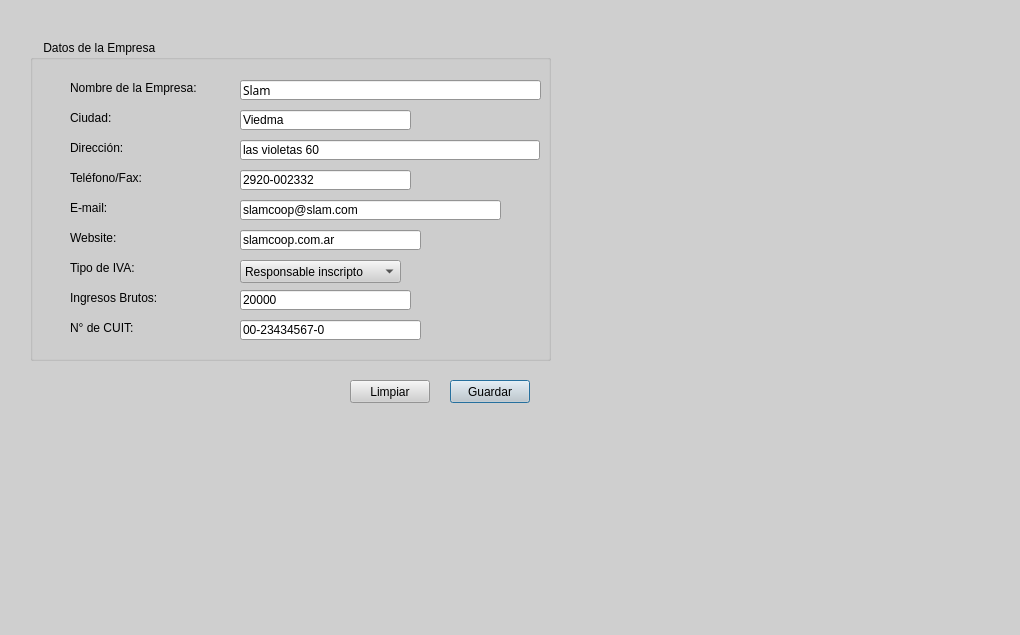
Qt form form_empresa_datos.ui (blueautomatic/Slam_Sistema_creditos) before a commit.
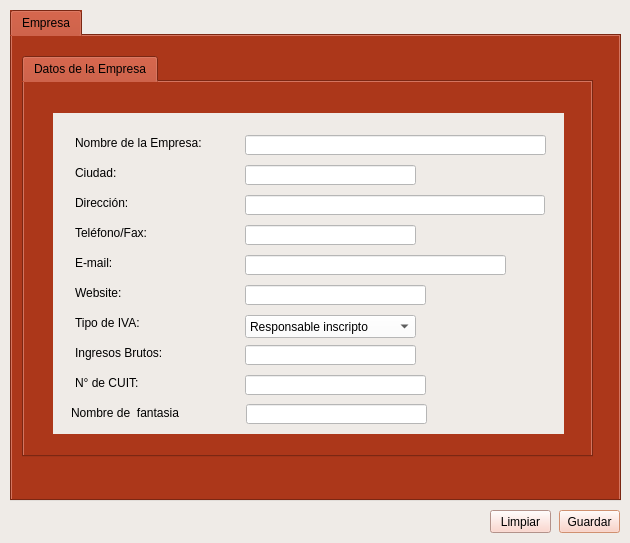
The same form after that commit. Icons and pictures are not drawn.

```diff
--- a/form_empresa_datos.ui
+++ b/form_empresa_datos.ui
@@ -6,8 +6,8 @@
    <rect>
     <x>0</x>
     <y>0</y>
-    <width>1020</width>
-    <height>635</height>
+    <width>630</width>
+    <height>543</height>
    </rect>
   </property>
   <property name="palette">
@@ -25,9 +25,9 @@
      <colorrole role="Button">
       <brush brushstyle="SolidPattern">
        <color alpha="255">
-        <red>207</red>
-        <green>207</green>
-        <blue>207</blue>
+        <red>239</red>
+        <green>235</green>
+        <blue>231</blue>
        </color>
       </brush>
      </colorrole>
@@ -97,18 +97,18 @@
      <colorrole role="Base">
       <brush brushstyle="SolidPattern">
        <color alpha="255">
-        <red>255</red>
-        <green>255</green>
-        <blue>255</blue>
+        <red>239</red>
+        <green>235</green>
+        <blue>231</blue>
        </color>
       </brush>
      </colorrole>
      <colorrole role="Window">
       <brush brushstyle="SolidPattern">
        <color alpha="255">
-        <red>207</red>
-        <green>207</green>
-        <blue>207</blue>
+        <red>239</red>
+        <green>235</green>
+        <blue>231</blue>
        </color>
       </brush>
      </colorrole>
@@ -121,6 +121,15 @@
        </color>
       </brush>
      </colorrole>
+     <colorrole role="Highlight">
+      <brush brushstyle="SolidPattern">
+       <color alpha="255">
+        <red>255</red>
+        <green>170</green>
+        <blue>127</blue>
+       </color>
+      </brush>
+     </colorrole>
      <colorrole role="AlternateBase">
       <brush brushstyle="SolidPattern">
        <color alpha="255">
@@ -162,9 +171,9 @@
      <colorrole role="Button">
       <brush brushstyle="SolidPattern">
        <color alpha="255">
-        <red>207</red>
-        <green>207</green>
-        <blue>207</blue>
+        <red>239</red>
+        <green>235</green>
+        <blue>231</blue>
        </color>
       </brush>
      </colorrole>
@@ -234,18 +243,18 @@
      <colorrole role="Base">
       <brush brushstyle="SolidPattern">
        <color alpha="255">
-        <red>255</red>
-        <green>255</green>
-        <blue>255</blue>
+        <red>239</red>
+        <green>235</green>
+        <blue>231</blue>
        </color>
       </brush>
      </colorrole>
      <colorrole role="Window">
       <brush brushstyle="SolidPattern">
        <color alpha="255">
-        <red>207</red>
-        <green>207</green>
-        <blue>207</blue>
+        <red>239</red>
+        <green>235</green>
+        <blue>231</blue>
        </color>
       </brush>
      </colorrole>
@@ -258,6 +267,15 @@
        </color>
       </brush>
      </colorrole>
+     <colorrole role="Highlight">
+      <brush brushstyle="SolidPattern">
+       <color alpha="255">
+        <red>255</red>
+        <green>170</green>
+        <blue>127</blue>
+       </color>
+      </brush>
+     </colorrole>
      <colorrole role="AlternateBase">
       <brush brushstyle="SolidPattern">
        <color alpha="255">
@@ -299,9 +317,9 @@
      <colorrole role="Button">
       <brush brushstyle="SolidPattern">
        <color alpha="255">
-        <red>207</red>
-        <green>207</green>
-        <blue>207</blue>
+        <red>239</red>
+        <green>235</green>
+        <blue>231</blue>
        </color>
       </brush>
      </colorrole>
@@ -371,18 +389,18 @@
      <colorrole role="Base">
       <brush brushstyle="SolidPattern">
        <color alpha="255">
-        <red>207</red>
-        <green>207</green>
-        <blue>207</blue>
+        <red>239</red>
+        <green>235</green>
+        <blue>231</blue>
        </color>
       </brush>
      </colorrole>
      <colorrole role="Window">
       <brush brushstyle="SolidPattern">
        <color alpha="255">
-        <red>207</red>
-        <green>207</green>
-        <blue>207</blue>
+        <red>239</red>
+        <green>235</green>
+        <blue>231</blue>
        </color>
       </brush>
      </colorrole>
@@ -395,6 +413,15 @@
        </color>
       </brush>
      </colorrole>
+     <colorrole role="Highlight">
+      <brush brushstyle="SolidPattern">
+       <color alpha="255">
+        <red>255</red>
+        <green>170</green>
+        <blue>127</blue>
+       </color>
+      </brush>
+     </colorrole>
      <colorrole role="AlternateBase">
       <brush brushstyle="SolidPattern">
        <color alpha="255">
@@ -431,15 +458,23 @@
   <property name="windowTitle">
    <string>Dialog</string>
   </property>
-  <widget class="QPushButton" name="pushButton">
+  <property name="styleSheet">
+   <string notr="true">selection-background-color: rgb(255, 170, 127);
+background-color: rgb(239, 235, 231);</string>
+  </property>
+  <widget class="QPushButton" name="boton_guardar">
    <property name="geometry">
     <rect>
-     <x>450</x>
-     <y>380</y>
-     <width>80</width>
+     <x>559</x>
+     <y>510</y>
+     <width>61</width>
      <height>23</height>
     </rect>
    </property>
+   <property name="styleSheet">
+    <string notr="true">background-color: rgb(251, 204, 193);
+font:  10pt &quot;KacstOne&quot;;</string>
+   </property>
    <property name="text">
     <string>Guardar</string>
    </property>
@@ -447,58 +482,162 @@
   <widget class="QPushButton" name="pushButton_2">
    <property name="geometry">
     <rect>
-     <x>350</x>
-     <y>380</y>
-     <width>80</width>
+     <x>490</x>
+     <y>510</y>
+     <width>61</width>
      <height>23</height>
     </rect>
    </property>
+   <property name="styleSheet">
+    <string notr="true">background-color: rgb(251, 204, 193);
+font:  10pt &quot;KacstOne&quot;;</string>
+   </property>
    <property name="text">
     <string>Limpiar</string>
    </property>
   </widget>
+  <widget class="QTabWidget" name="tabWidget">
+   <property name="geometry">
+    <rect>
+     <x>10</x>
+     <y>10</y>
+     <width>611</width>
+     <height>491</height>
+    </rect>
+   </property>
+   <property name="styleSheet">
+    <string notr="true">background-color: rgb(172, 55, 26);
+font:  11pt &quot;KacstOne&quot;;</string>
+   </property>
+   <widget class="QWidget" name="tab_2">
+    <attribute name="icon">
+     <iconset>
+      <normaloff>Íconos/hombre-en-el-escritorio-de-la-oficina-con-un-ordenador.png</normaloff>Íconos/hombre-en-el-escritorio-de-la-oficina-con-un-ordenador.png</iconset>
+    </attribute>
+    <attribute name="title">
+     <string>Empresa</string>
+    </attribute>
+    <widget class="QTabWidget" name="tabWidget_2">
+     <property name="geometry">
+      <rect>
+       <x>10</x>
+       <y>20</y>
+       <width>571</width>
+       <height>401</height>
+      </rect>
+     </property>
+     <property name="styleSheet">
+      <string notr="true">background-color: rgb(239, 235, 231);
+font:  10pt &quot;KacstOne&quot;;
+QLabel{
+background-color: rgb(239, 235, 231);
+}
+
+QLineEdit{
+background-color: rgb(255, 255, 255);
+}
+
+QTextEdit{
+background-color: rgb(255, 255, 255);
+}
+
+QComboBox{
+background-color: rgb(255, 255, 255);
+}
+
+QDateEdit{
+background-color: rgb(255, 255, 255);
+}
+
+</string>
+     </property>
+     <property name="currentIndex">
+      <number>0</number>
+     </property>
+     <widget class="QWidget" name="tab">
+      <attribute name="icon">
+       <iconset>
+        <normaloff>Íconos/tarjeta-personal-de-datos-de-contacto.png</normaloff>Íconos/tarjeta-personal-de-datos-de-contacto.png</iconset>
+      </attribute>
+      <attribute name="title">
+       <string>Datos de la Empresa</string>
+      </attribute>
   <widget class="QGroupBox" name="groupBox">
    <property name="geometry">
     <rect>
-     <x>30</x>
-     <y>40</y>
+         <x>24</x>
+         <y>26</y>
      <width>521</width>
-     <height>321</height>
+         <height>331</height>
     </rect>
    </property>
    <property name="acceptDrops">
     <bool>true</bool>
    </property>
    <property name="autoFillBackground">
-    <bool>true</bool>
+        <bool>false</bool>
+       </property>
+       <property name="styleSheet">
+        <string notr="true">QGroupBox{
+background-color: rgb(239, 235, 231);
+border-style: solid;
+border-width: 5px;
+border-color: rgb(172, 55, 26);
+}
+
+QLabel{
+background-color: rgb(239, 235, 231);
+}
+
+QLineEdit{
+background-color: rgb(255, 255, 255);
+}
+
+QTextEdit{
+background-color: rgb(255, 255, 255);
+}
+
+QComboBox{
+background-color: rgb(255, 255, 255);
+}
+
+QDateEdit{
+background-color: rgb(255, 255, 255);
+}
+
+</string>
    </property>
    <property name="title">
-    <string>    Datos de la Empresa</string>
-   </property>
-   <widget class="QLineEdit" name="lineEdit">
+        <string/>
+       </property>
+       <widget class="QLineEdit" name="lne_nombre">
     <property name="geometry">
      <rect>
-      <x>210</x>
-      <y>40</y>
+          <x>197</x>
+          <y>27</y>
       <width>301</width>
       <height>20</height>
      </rect>
     </property>
     <property name="font">
      <font>
-      <family>Saab</family>
+          <family>KacstOne</family>
+          <pointsize>10</pointsize>
+          <weight>50</weight>
+          <italic>false</italic>
+          <bold>false</bold>
      </font>
     </property>
     <property name="text">
-     <string>Slam</string>
+         <string/>
     </property>
    </widget>
    <widget class="QLabel" name="label_3">
     <property name="geometry">
      <rect>
-      <x>40</x>
-      <y>40</y>
-      <width>141</width>
+          <x>27</x>
+          <y>27</y>
+          <width>151</width>
       <height>16</height>
      </rect>
     </property>
@@ -509,8 +648,8 @@
    <widget class="QLabel" name="label_4">
     <property name="geometry">
      <rect>
-      <x>40</x>
-      <y>70</y>
+          <x>27</x>
+          <y>57</y>
       <width>141</width>
       <height>16</height>
      </rect>
@@ -522,8 +661,8 @@
    <widget class="QLabel" name="label_5">
     <property name="geometry">
      <rect>
-      <x>40</x>
-      <y>100</y>
+          <x>27</x>
+          <y>87</y>
       <width>141</width>
       <height>16</height>
      </rect>
@@ -535,8 +674,8 @@
    <widget class="QLabel" name="label_6">
     <property name="geometry">
      <rect>
-      <x>40</x>
-      <y>130</y>
+          <x>27</x>
+          <y>117</y>
       <width>141</width>
       <height>16</height>
      </rect>
@@ -548,8 +687,8 @@
    <widget class="QLabel" name="label_7">
     <property name="geometry">
      <rect>
-      <x>40</x>
-      <y>160</y>
+          <x>27</x>
+          <y>147</y>
       <width>141</width>
       <height>16</height>
      </rect>
@@ -561,8 +700,8 @@
    <widget class="QLabel" name="label_8">
     <property name="geometry">
      <rect>
-      <x>40</x>
-      <y>190</y>
+          <x>27</x>
+          <y>177</y>
       <width>141</width>
       <height>16</height>
      </rect>
@@ -574,86 +713,86 @@
    <widget class="QLineEdit" name="lineEdit_2">
     <property name="geometry">
      <rect>
-      <x>210</x>
-      <y>70</y>
+          <x>197</x>
+          <y>57</y>
       <width>171</width>
       <height>20</height>
      </rect>
     </property>
     <property name="text">
-     <string>Viedma</string>
-    </property>
-   </widget>
-   <widget class="QLineEdit" name="lineEdit_3">
+         <string/>
+        </property>
+       </widget>
+       <widget class="QLineEdit" name="lne_direccion">
     <property name="geometry">
      <rect>
-      <x>210</x>
-      <y>100</y>
+          <x>197</x>
+          <y>87</y>
       <width>300</width>
       <height>20</height>
      </rect>
     </property>
     <property name="text">
-     <string>las violetas 60</string>
-    </property>
-   </widget>
-   <widget class="QLineEdit" name="lineEdit_4">
+         <string/>
+        </property>
+       </widget>
+       <widget class="QLineEdit" name="lne_telefono">
     <property name="geometry">
      <rect>
-      <x>210</x>
-      <y>130</y>
+          <x>197</x>
+          <y>117</y>
       <width>171</width>
       <height>20</height>
      </rect>
     </property>
     <property name="text">
-     <string>2920-002332</string>
-    </property>
-   </widget>
-   <widget class="QLineEdit" name="lineEdit_5">
+         <string/>
+        </property>
+       </widget>
+       <widget class="QLineEdit" name="lne_email">
     <property name="geometry">
      <rect>
-      <x>210</x>
-      <y>160</y>
+          <x>197</x>
+          <y>147</y>
       <width>261</width>
       <height>20</height>
      </rect>
     </property>
     <property name="text">
-     <string>slamcoop@slam.com</string>
-    </property>
-   </widget>
-   <widget class="QLineEdit" name="lineEdit_6">
+         <string/>
+        </property>
+       </widget>
+       <widget class="QLineEdit" name="lne_website">
     <property name="geometry">
      <rect>
-      <x>210</x>
-      <y>190</y>
+          <x>197</x>
+          <y>177</y>
       <width>181</width>
       <height>20</height>
      </rect>
     </property>
     <property name="text">
-     <string>slamcoop.com.ar</string>
-    </property>
-   </widget>
-   <widget class="QLineEdit" name="lineEdit_8">
+         <string/>
+        </property>
+       </widget>
+       <widget class="QLineEdit" name="lne_ingresos_brutos">
     <property name="geometry">
      <rect>
-      <x>210</x>
-      <y>250</y>
+          <x>197</x>
+          <y>237</y>
       <width>171</width>
       <height>20</height>
      </rect>
     </property>
     <property name="text">
-     <string>20000</string>
+         <string/>
     </property>
    </widget>
    <widget class="QLabel" name="label_9">
     <property name="geometry">
      <rect>
-      <x>40</x>
-      <y>220</y>
+          <x>27</x>
+          <y>207</y>
       <width>141</width>
       <height>16</height>
      </rect>
@@ -665,8 +804,8 @@
    <widget class="QLabel" name="label_10">
     <property name="geometry">
      <rect>
-      <x>40</x>
-      <y>250</y>
+          <x>27</x>
+          <y>237</y>
       <width>141</width>
       <height>16</height>
      </rect>
@@ -678,8 +817,8 @@
    <widget class="QLabel" name="label_11">
     <property name="geometry">
      <rect>
-      <x>40</x>
-      <y>280</y>
+          <x>27</x>
+          <y>267</y>
       <width>141</width>
       <height>16</height>
      </rect>
@@ -691,22 +830,22 @@
    <widget class="QLineEdit" name="lineEdit_9">
     <property name="geometry">
      <rect>
-      <x>210</x>
-      <y>280</y>
+          <x>197</x>
+          <y>267</y>
       <width>181</width>
       <height>20</height>
      </rect>
     </property>
     <property name="text">
-     <string>00-23434567-0</string>
-    </property>
-   </widget>
-   <widget class="QComboBox" name="comboBox">
+         <string/>
+        </property>
+       </widget>
+       <widget class="QComboBox" name="cbx_tipo_iva">
     <property name="geometry">
      <rect>
-      <x>210</x>
-      <y>220</y>
-      <width>161</width>
+          <x>197</x>
+          <y>207</y>
+          <width>171</width>
       <height>23</height>
      </rect>
     </property>
@@ -726,6 +865,36 @@
      </property>
     </item>
    </widget>
+       <widget class="QLabel" name="label_12">
+        <property name="geometry">
+         <rect>
+          <x>23</x>
+          <y>297</y>
+          <width>141</width>
+          <height>16</height>
+         </rect>
+        </property>
+        <property name="text">
+         <string>Nombre de  fantasia</string>
+        </property>
+       </widget>
+       <widget class="QLineEdit" name="lne_nombre_fantasia">
+        <property name="geometry">
+         <rect>
+          <x>198</x>
+          <y>296</y>
+          <width>181</width>
+          <height>20</height>
+         </rect>
+        </property>
+        <property name="text">
+         <string/>
+        </property>
+       </widget>
+      </widget>
+     </widget>
+    </widget>
+   </widget>
   </widget>
  </widget>
  <resources/>
```
Left out of the diff: 159 changed lines with no effect on the pictures. Lines whose indentation alone changed are shown as unchanged.
